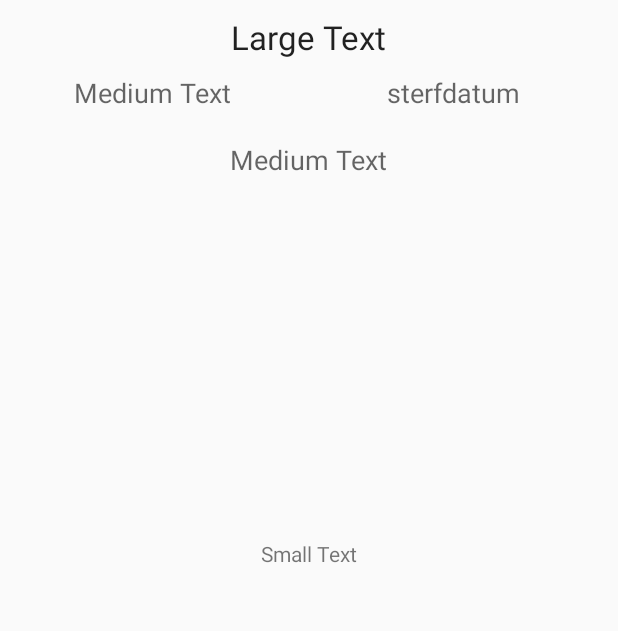
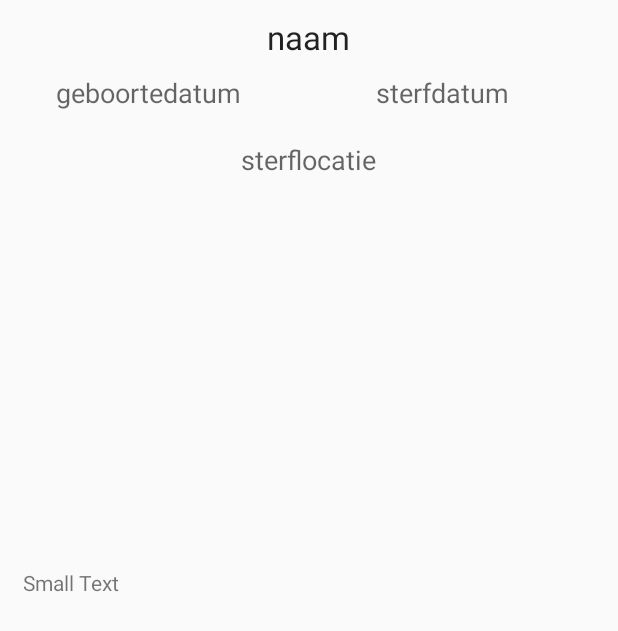
Before and after one commit to yuridepuri/joodsmonument, an Android app: the layout readstory.xml on its own in the app's theme, with its tools: preview values and no code run, on a phone screen of 412 x 824 dp. Shown: the top 631 px of the screen. Run offline under Robolectric (Android 15) with nearby library versions, the phone set to English and light mode, and no system bars.

```diff
--- a/app/src/main/res/layout/readstory.xml
+++ b/app/src/main/res/layout/readstory.xml
@@ -2,22 +2,23 @@
 
 <ScrollView xmlns:android="http://schemas.android.com/apk/res/android"
     android:layout_width="fill_parent"
-    android:layout_height="fill_parent">
+    android:layout_height="fill_parent"
+    android:fillViewport="false">
 
     <LinearLayout
-    android:orientation="vertical" android:layout_width="match_parent"
+    xmlns:android="http://schemas.android.com/apk/res/android"
+        android:layout_width="match_parent"
         android:layout_height="match_parent"
-    android:weightSum="1">
-
+        android:orientation="vertical"
+        android:layout_gravity="center_horizontal">
         <RelativeLayout
             android:layout_width="match_parent"
-        android:layout_height="match_parent"
-        android:layout_gravity="center_horizontal">
+            android:layout_height="wrap_content">
         <TextView
             android:layout_width="wrap_content"
             android:layout_height="wrap_content"
             android:textAppearance="?android:attr/textAppearanceLarge"
-            android:text="Large Text"
+            android:text="naam"
             android:id="@+id/naam"
             android:layout_alignParentTop="true"
             android:layout_centerHorizontal="true"
@@ -27,13 +28,13 @@
             android:layout_width="wrap_content"
             android:layout_height="wrap_content"
             android:textAppearance="?android:attr/textAppearanceMedium"
-            android:text="Medium Text"
+            android:text="geboortedatum"
             android:id="@+id/geboortedatum"
+            android:paddingTop="10dp"
+            android:paddingBottom="10dp"
             android:layout_below="@+id/naam"
-            android:layout_toLeftOf="@+id/naam"
-            android:layout_toStartOf="@+id/naam"
-            android:paddingTop="10dp"
-            android:paddingBottom="10dp"/>
+            android:layout_toLeftOf="@+id/sterflocatie"
+            android:layout_toStartOf="@+id/sterflocatie" />
 
         <TextView
             android:layout_width="wrap_content"
@@ -41,17 +42,17 @@
             android:textAppearance="?android:attr/textAppearanceMedium"
             android:text="sterfdatum"
             android:id="@+id/sterfdatum"
+            android:paddingTop="10dp"
+            android:paddingBottom="10dp"
             android:layout_below="@+id/naam"
-            android:layout_toRightOf="@+id/naam"
-            android:layout_toEndOf="@+id/naam"
-            android:paddingTop="10dp"
-            android:paddingBottom="10dp"/>
+            android:layout_toRightOf="@+id/sterflocatie"
+            android:layout_toEndOf="@+id/sterflocatie" />
 
         <TextView
             android:layout_width="wrap_content"
             android:layout_height="wrap_content"
             android:textAppearance="?android:attr/textAppearanceMedium"
-            android:text="Medium Text"
+            android:text="sterflocatie"
             android:id="@+id/sterflocatie"
             android:layout_below="@+id/sterfdatum"
             android:layout_centerHorizontal="true"
@@ -69,16 +70,24 @@
             android:paddingBottom="10dp"
             />
 
+        </RelativeLayout>
+<RelativeLayout
+    android:layout_width="match_parent"
+    android:layout_height="wrap_content">
+
     <TextView
-            android:layout_width="wrap_content"
+        android:layout_width="match_parent"
         android:layout_height="wrap_content"
         android:textAppearance="?android:attr/textAppearanceSmall"
         android:text="Small Text"
-            android:id="@+id/Verhaal"
-            android:layout_alignParentBottom="true"
-            android:layout_centerHorizontal="true" />
+        android:id="@+id/verhaal"
+        android:layout_alignParentTop="true"
+        android:layout_alignParentLeft="true"
+        android:layout_alignParentStart="true"
+        android:paddingLeft="15dp"
+        android:paddingRight="15dp"/>
+</RelativeLayout>
 
+    </LinearLayout>
 
-    </RelativeLayout>
-</LinearLayout>
  </ScrollView>
```
Also changed, not shown: app/src/main/java/com/application/joodsmonument2016/app/ReadStoryActivity.java (+40 -1 lines), app/src/main/java/com/application/joodsmonument2016/app/ShowNamesActivity.java (+27 -14 lines), 1 other file. Lines whose indentation alone changed are shown as unchanged.
